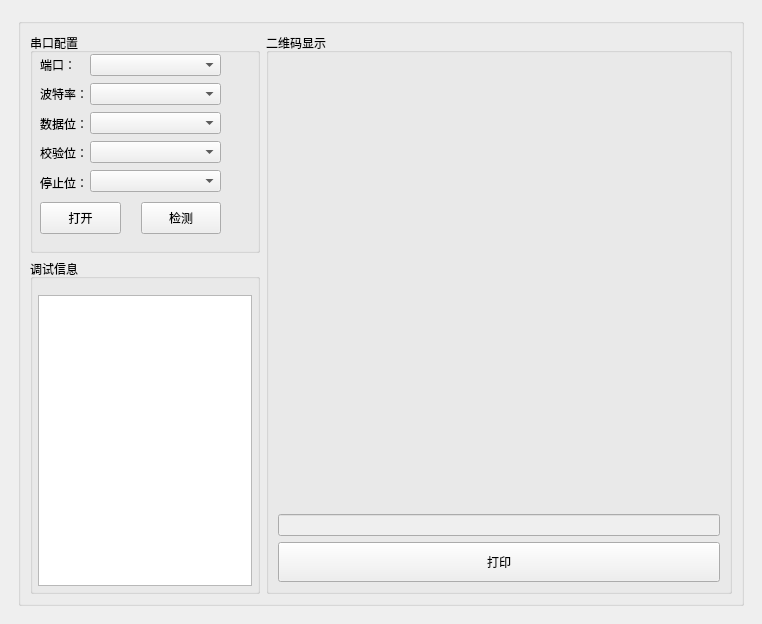
The window that QT5.4xiaoming/serial_qrencode/serial_qrencode/mainwindow.ui (lingyi1105/sscom) describes before a commit, drawn with Qt 5.
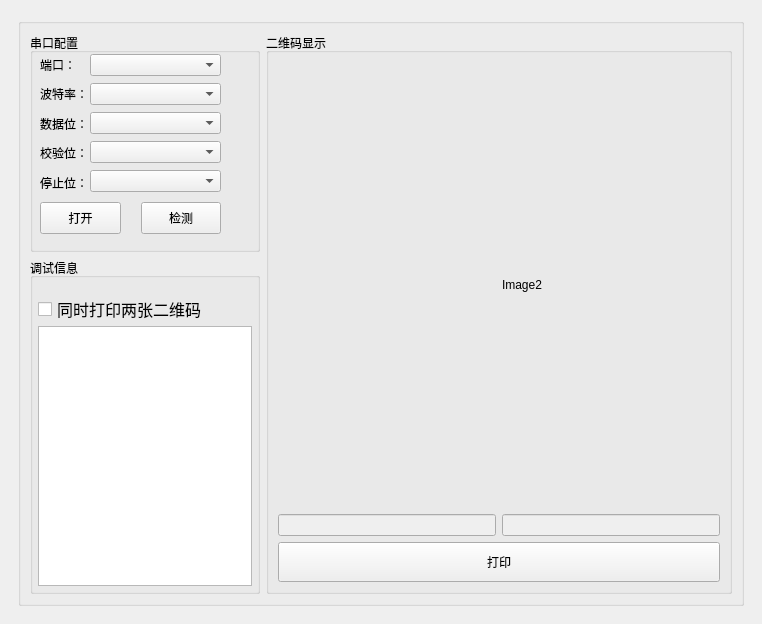
The same window after the commit.

The edit to the form file:
```diff
--- a/QT5.4xiaoming/serial_qrencode/serial_qrencode/mainwindow.ui
+++ b/QT5.4xiaoming/serial_qrencode/serial_qrencode/mainwindow.ui
@@ -10,6 +10,12 @@
     <height>624</height>
    </rect>
   </property>
+  <property name="sizePolicy">
+   <sizepolicy hsizetype="Expanding" vsizetype="Preferred">
+    <horstretch>0</horstretch>
+    <verstretch>0</verstretch>
+   </sizepolicy>
+  </property>
   <property name="windowTitle">
    <string>MainWindow</string>
   </property>
@@ -23,6 +29,12 @@
       <layout class="QVBoxLayout" name="verticalLayout_9">
        <item>
         <widget class="QGroupBox" name="groupBox_3">
+         <property name="sizePolicy">
+          <sizepolicy hsizetype="Expanding" vsizetype="Expanding">
+           <horstretch>0</horstretch>
+           <verstretch>0</verstretch>
+          </sizepolicy>
+         </property>
          <property name="title">
           <string/>
          </property>
@@ -51,15 +63,15 @@
              <item>
               <widget class="QGroupBox" name="groupBox_2">
                <property name="sizePolicy">
-                <sizepolicy hsizetype="Minimum" vsizetype="Preferred">
+                <sizepolicy hsizetype="Expanding" vsizetype="Preferred">
                  <horstretch>0</horstretch>
                  <verstretch>0</verstretch>
                 </sizepolicy>
                </property>
                <property name="minimumSize">
                 <size>
-                 <width>100</width>
-                 <height>220</height>
+                 <width>50</width>
+                 <height>219</height>
                 </size>
                </property>
                <property name="title">
@@ -224,13 +236,34 @@
                 <property name="spacing">
                  <number>2</number>
                 </property>
-                <item row="0" column="1" colspan="2">
+                <item row="1" column="1" colspan="2">
                  <widget class="QPlainTextEdit" name="plainTextEdit">
                   <property name="enabled">
                    <bool>true</bool>
                   </property>
                  </widget>
                 </item>
+                <item row="0" column="1">
+                 <widget class="QCheckBox" name="checkBox">
+                  <property name="sizePolicy">
+                   <sizepolicy hsizetype="Expanding" vsizetype="Fixed">
+                    <horstretch>0</horstretch>
+                    <verstretch>0</verstretch>
+                   </sizepolicy>
+                  </property>
+                  <property name="font">
+                   <font>
+                    <family>宋体</family>
+                    <pointsize>12</pointsize>
+                    <weight>50</weight>
+                    <bold>false</bold>
+                   </font>
+                  </property>
+                  <property name="text">
+                   <string>同时打印两张二维码</string>
+                  </property>
+                 </widget>
+                </item>
                </layout>
               </widget>
              </item>
@@ -244,6 +277,8 @@
             </property>
             <layout class="QVBoxLayout" name="verticalLayout_5">
              <item>
+              <layout class="QHBoxLayout" name="horizontalLayout">
+               <item>
               <widget class="QLabel" name="rencode_view">
                <property name="enabled">
                 <bool>true</bool>
@@ -266,11 +301,43 @@
               </widget>
              </item>
              <item>
+                <widget class="QLabel" name="rencode_view_2">
+                 <property name="sizePolicy">
+                  <sizepolicy hsizetype="Expanding" vsizetype="Expanding">
+                   <horstretch>0</horstretch>
+                   <verstretch>0</verstretch>
+                  </sizepolicy>
+                 </property>
+                 <property name="text">
+                  <string>Image2</string>
+                 </property>
+                </widget>
+               </item>
+              </layout>
+             </item>
+             <item>
+              <layout class="QHBoxLayout" name="horizontalLayout_2">
+               <item>
               <widget class="QLineEdit" name="rencode_lineEdit">
                <property name="enabled">
                 <bool>false</bool>
                </property>
               </widget>
+               </item>
+               <item>
+                <widget class="QLineEdit" name="rencode_lineEdit_2">
+                 <property name="enabled">
+                  <bool>false</bool>
+                 </property>
+                 <property name="sizePolicy">
+                  <sizepolicy hsizetype="Expanding" vsizetype="Preferred">
+                   <horstretch>0</horstretch>
+                   <verstretch>0</verstretch>
+                  </sizepolicy>
+                 </property>
+                </widget>
+               </item>
+              </layout>
              </item>
              <item>
               <widget class="QPushButton" name="print_button">
```
Left out of the diff: 87 changed lines with no effect on the pictures. Lines whose indentation alone changed are shown as unchanged.
